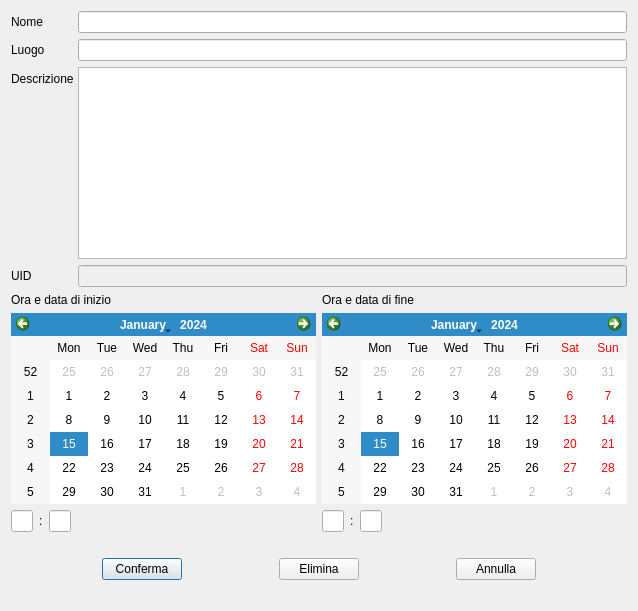
The window that project/CCC_Cute_Cpp_Calendar/gui/eventdialog.ui (GrayNeel/Calendary-and-ToDo-List) describes before a commit, drawn with Qt 5.
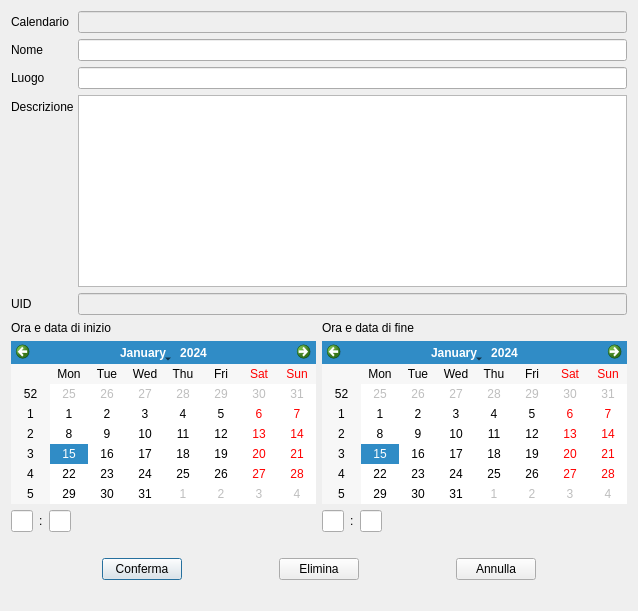
The same window after the commit.

Commit message: feat: added new event button

Diff of the .ui file:
```diff
--- a/project/CCC_Cute_Cpp_Calendar/gui/eventdialog.ui
+++ b/project/CCC_Cute_Cpp_Calendar/gui/eventdialog.ui
@@ -27,48 +27,48 @@
        <property name="horizontalSpacing">
         <number>4</number>
        </property>
-       <item row="0" column="0">
+       <item row="1" column="0">
         <widget class="QLabel" name="summaryLabel">
          <property name="text">
           <string>Nome</string>
          </property>
         </widget>
        </item>
-       <item row="0" column="1">
+       <item row="1" column="1">
         <widget class="QLineEdit" name="summaryLine"/>
        </item>
-       <item row="1" column="0">
+       <item row="2" column="0">
         <widget class="QLabel" name="locationLabel">
          <property name="text">
           <string>Luogo</string>
          </property>
         </widget>
        </item>
-       <item row="1" column="1">
+       <item row="2" column="1">
         <widget class="QLineEdit" name="locationLine">
          <property name="echoMode">
           <enum>QLineEdit::Password</enum>
          </property>
         </widget>
        </item>
-       <item row="2" column="0">
+       <item row="3" column="0">
         <widget class="QLabel" name="descriptionLabel">
          <property name="text">
           <string>Descrizione</string>
          </property>
         </widget>
        </item>
-       <item row="2" column="1">
+       <item row="3" column="1">
         <widget class="QTextEdit" name="descriptionText"/>
        </item>
-       <item row="3" column="0">
+       <item row="4" column="0">
         <widget class="QLabel" name="uidLabel">
          <property name="text">
           <string>UID</string>
          </property>
         </widget>
        </item>
-       <item row="3" column="1">
+       <item row="4" column="1">
         <widget class="QLineEdit" name="uidLine">
          <property name="enabled">
           <bool>false</bool>
@@ -78,6 +78,20 @@
          </property>
         </widget>
        </item>
+       <item row="0" column="0">
+        <widget class="QLabel" name="calendarNameLabel">
+         <property name="text">
+          <string>Calendario</string>
+         </property>
+        </widget>
+       </item>
+       <item row="0" column="1">
+        <widget class="QLineEdit" name="calendarNameEdit">
+         <property name="enabled">
+          <bool>false</bool>
+         </property>
+        </widget>
+       </item>
       </layout>
      </item>
      <item>
```
The commit also changes 7 other files.
